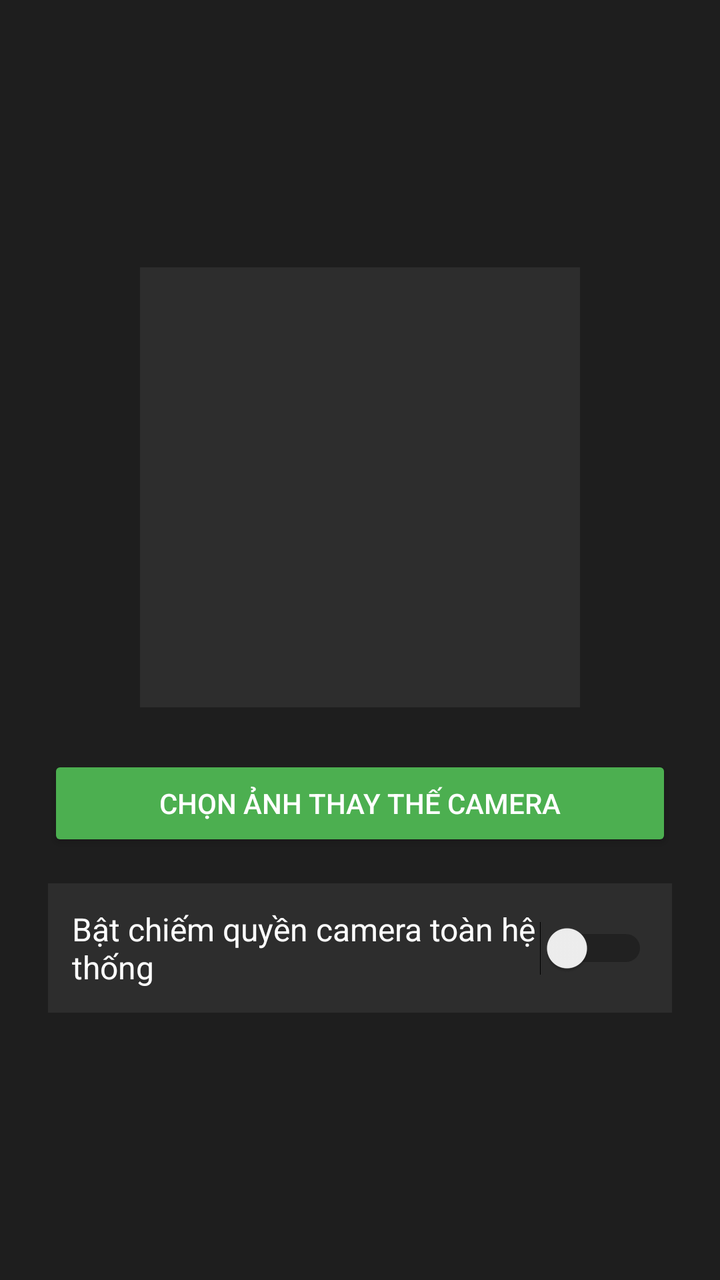
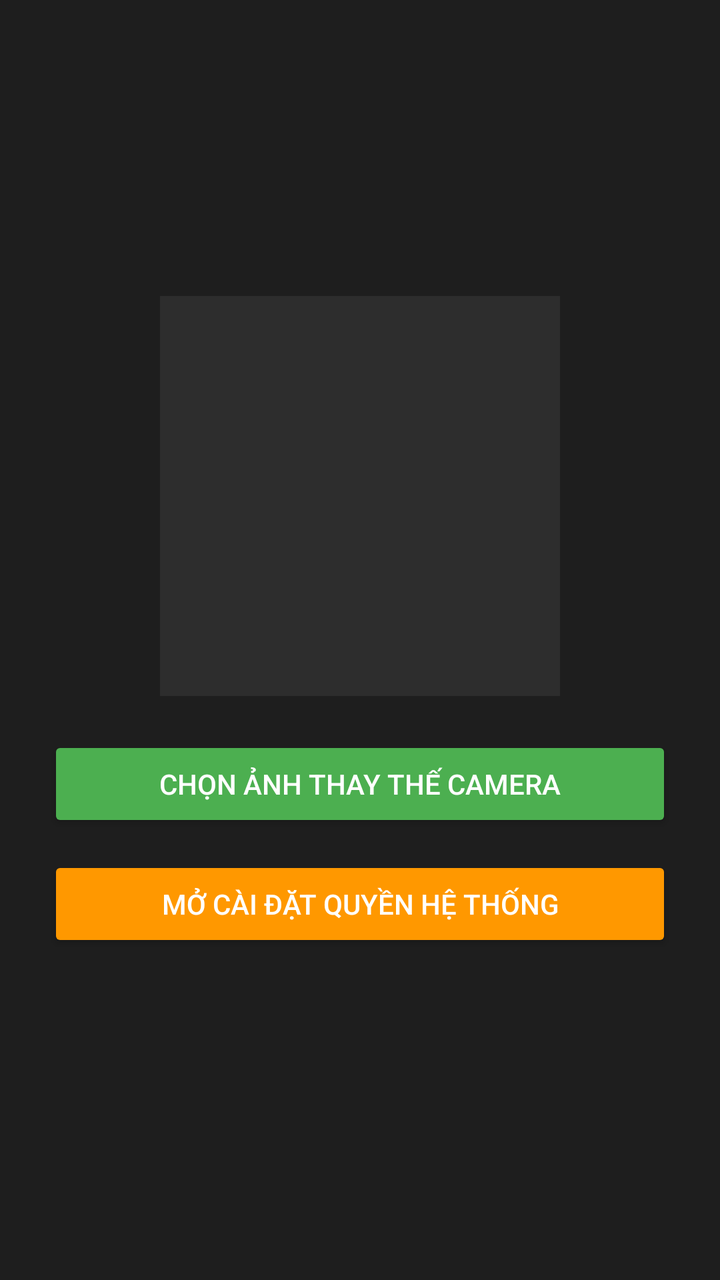

Screens rendered from an Android XML layout before and after an edit, with the pre-edit source and the edit as a unified diff.
<!-- AndroidManifest.xml: application theme Theme.AppCompat.DayNight.NoActionBar -->
<!-- res/layout/activity_main.xml -->
<?xml version="1.0" encoding="utf-8"?>
<LinearLayout xmlns:android="http://schemas.android.com/apk/res/android"
    android:layout_width="match_parent"
    android:layout_height="match_parent"
    android:background="#1e1e1e"
    android:gravity="center"
    android:orientation="vertical"
    android:padding="24dp">

    <ImageView
        android:id="@+id/imgPreview"
        android:layout_width="220dp"
        android:layout_height="220dp"
        android:layout_marginBottom="24dp"
        android:background="#2d2d2d"
        android:scaleType="centerCrop" />

    <Button
        android:id="@+id/btnSelectImage"
        android:layout_width="match_parent"
        android:layout_height="wrap_content"
        android:backgroundTint="#4CAF50"
        android:text="Chọn ảnh thay thế camera"
        android:textColor="#FFFFFF"
        android:layout_marginBottom="16dp"/>

    <Switch
        android:id="@+id/switchOverrideCamera"
        android:layout_width="match_parent"
        android:layout_height="wrap_content"
        android:text="Bật chiếm quyền camera toàn hệ thống"
        android:textColor="#FFFFFF"
        android:textSize="16sp"
        android:padding="12dp"
        android:background="#2d2d2d"/>

</LinearLayout>
<!-- resources referenced by this layout -->
<resources>

</resources>

<!-- the commit's change to res/layout/activity_main.xml (unified diff, before → after) -->
@@ -9,9 +9,9 @@
 
     <ImageView
         android:id="@+id/imgPreview"
-        android:layout_width="220dp"
-        android:layout_height="220dp"
-        android:layout_marginBottom="24dp"
+        android:layout_width="200dp"
+        android:layout_height="200dp"
+        android:layout_marginBottom="20dp"
         android:background="#2d2d2d"
         android:scaleType="centerCrop" />
 
@@ -22,16 +22,16 @@
         android:backgroundTint="#4CAF50"
         android:text="Chọn ảnh thay thế camera"
         android:textColor="#FFFFFF"
+        android:layout_marginBottom="12dp"/>
+
+    
+    <Button
+        android:id="@+id/btnOpenSettings"
+        android:layout_width="match_parent"
+        android:layout_height="wrap_content"
+        android:backgroundTint="#FF9800"
+        android:text="Mở cài đặt quyền hệ thống"
+        android:textColor="#FFFFFF"
         android:layout_marginBottom="16dp"/>
 
-    <Switch
-        android:id="@+id/switchOverrideCamera"
-        android:layout_width="match_parent"
-        android:layout_height="wrap_content"
-        android:text="Bật chiếm quyền camera toàn hệ thống"
-        android:textColor="#FFFFFF"
-        android:textSize="16sp"
-        android:padding="12dp"
-        android:background="#2d2d2d"/>
-
 </LinearLayout>
